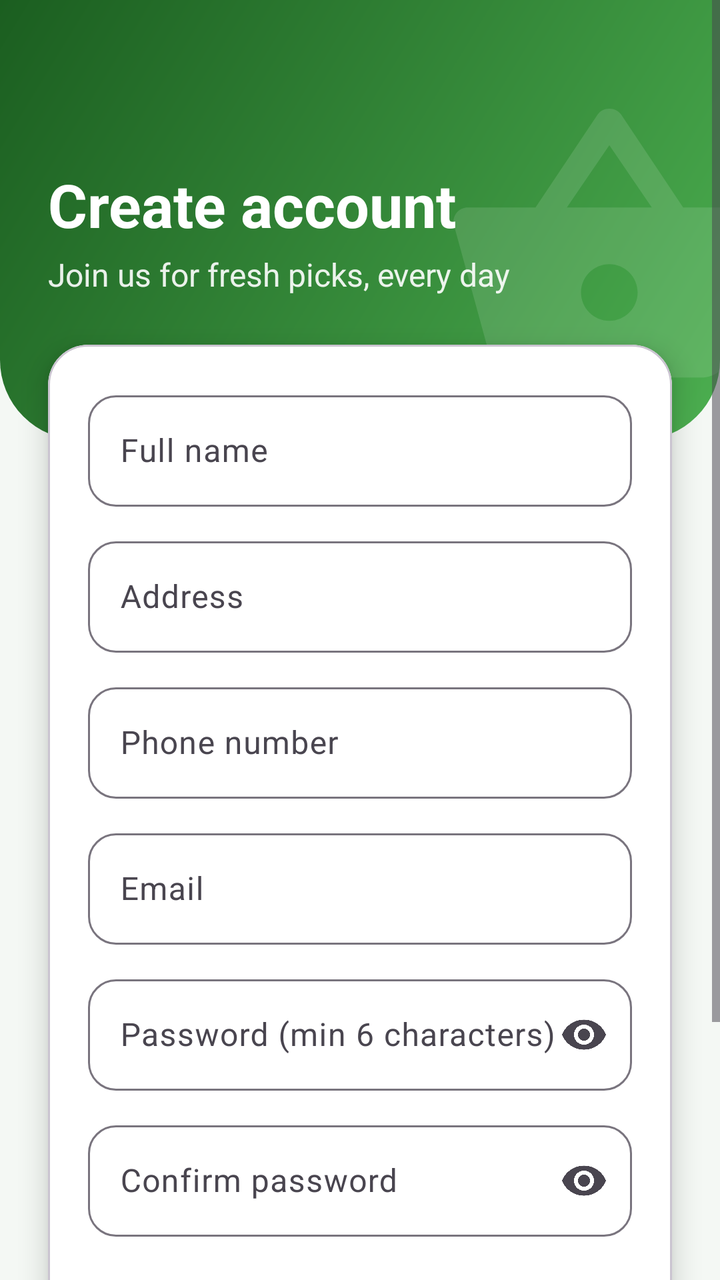
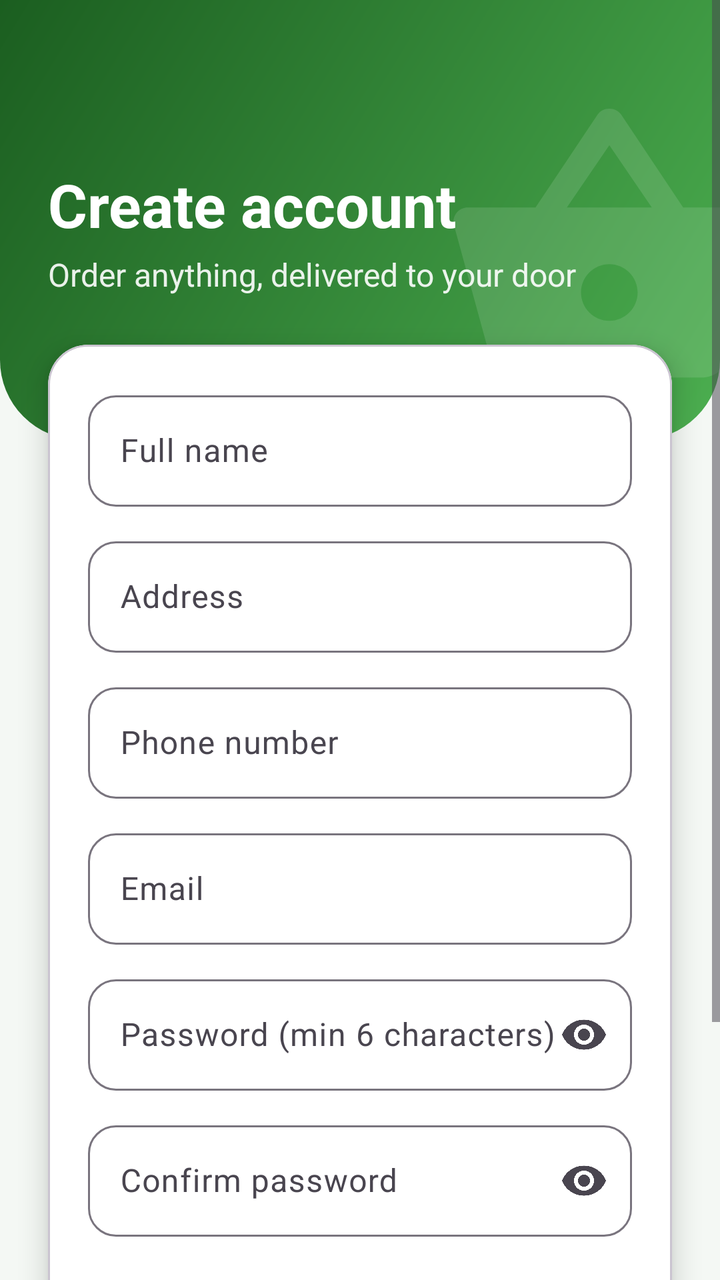

The first picture is an Android layout as it rendered before a commit; the second is the same layout after the commit. The layout source and the unified diff follow.
<!-- AndroidManifest.xml: application theme Theme.GroceryApp -->
<!-- res/layout/activity_signup.xml -->
<ScrollView xmlns:android="http://schemas.android.com/apk/res/android" xmlns:app="http://schemas.android.com/apk/res-auto" android:layout_width="match_parent" android:layout_height="match_parent" android:background="@color/welcome_background" android:fillViewport="true">
    <LinearLayout android:layout_width="match_parent" android:layout_height="wrap_content" android:orientation="vertical" android:paddingBottom="32dp">
        <FrameLayout android:layout_width="match_parent" android:layout_height="220dp" android:background="@drawable/header_background">
            <ImageView android:layout_width="170dp" android:layout_height="170dp" android:layout_gravity="end|top" android:layout_marginTop="40dp" android:layout_marginEnd="-30dp" android:alpha="0.12" android:importantForAccessibility="no" android:src="@drawable/ic_basket"/>
            <LinearLayout android:layout_width="match_parent" android:layout_height="wrap_content" android:layout_gravity="bottom" android:orientation="vertical" android:paddingHorizontal="24dp" android:paddingBottom="72dp">
                <TextView android:layout_width="wrap_content" android:layout_height="wrap_content" android:text="Create account" android:textColor="@color/white" android:textSize="30sp" android:textStyle="bold"/>
                <TextView android:layout_width="wrap_content" android:layout_height="wrap_content" android:layout_marginTop="4dp" android:text="Join us for fresh picks, every day" android:textColor="#E6FFFFFF" android:textSize="16sp"/>
            </LinearLayout>
        </FrameLayout>
        <com.google.android.material.card.MaterialCardView android:layout_width="match_parent" android:layout_height="wrap_content" android:layout_marginStart="24dp" android:layout_marginTop="-48dp" android:layout_marginEnd="24dp" app:cardBackgroundColor="@color/white" app:cardCornerRadius="20dp" app:cardElevation="8dp">
            <LinearLayout android:layout_width="match_parent" android:layout_height="wrap_content" android:orientation="vertical" android:padding="20dp">
                <com.google.android.material.textfield.TextInputLayout android:id="@+id/tilName" style="@style/Widget.GroceryApp.TextInputLayout" android:layout_width="match_parent" android:layout_height="wrap_content" android:layout_marginTop="0dp" android:hint="Full name">
                    <com.google.android.material.textfield.TextInputEditText android:id="@+id/etName" android:layout_width="match_parent" android:layout_height="wrap_content" android:inputType="textPersonName" android:textColor="@color/text_primary"/>
                </com.google.android.material.textfield.TextInputLayout>
                <com.google.android.material.textfield.TextInputLayout android:id="@+id/tilAddress" style="@style/Widget.GroceryApp.TextInputLayout" android:layout_width="match_parent" android:layout_height="wrap_content" android:layout_marginTop="12dp" android:hint="Address">
                    <com.google.android.material.textfield.TextInputEditText android:id="@+id/etAddress" android:layout_width="match_parent" android:layout_height="wrap_content" android:inputType="textPostalAddress" android:textColor="@color/text_primary"/>
                </com.google.android.material.textfield.TextInputLayout>
                <com.google.android.material.textfield.TextInputLayout android:id="@+id/tilPhone" style="@style/Widget.GroceryApp.TextInputLayout" android:layout_width="match_parent" android:layout_height="wrap_content" android:layout_marginTop="12dp" android:hint="Phone number">
                    <com.google.android.material.textfield.TextInputEditText android:id="@+id/etPhone" android:layout_width="match_parent" android:layout_height="wrap_content" android:inputType="phone" android:textColor="@color/text_primary"/>
                </com.google.android.material.textfield.TextInputLayout>
                <com.google.android.material.textfield.TextInputLayout android:id="@+id/tilEmail" style="@style/Widget.GroceryApp.TextInputLayout" android:layout_width="match_parent" android:layout_height="wrap_content" android:layout_marginTop="12dp" android:hint="Email">
                    <com.google.android.material.textfield.TextInputEditText android:id="@+id/etEmail" android:layout_width="match_parent" android:layout_height="wrap_content" android:inputType="textEmailAddress" android:textColor="@color/text_primary"/>
                </com.google.android.material.textfield.TextInputLayout>
                <com.google.android.material.textfield.TextInputLayout android:id="@+id/tilPassword" style="@style/Widget.GroceryApp.TextInputLayout" android:layout_width="match_parent" android:layout_height="wrap_content" android:layout_marginTop="12dp" android:hint="Password (min 6 characters)" app:endIconMode="password_toggle">
                    <com.google.android.material.textfield.TextInputEditText android:id="@+id/etPassword" android:layout_width="match_parent" android:layout_height="wrap_content" android:inputType="textPassword" android:textColor="@color/text_primary"/>
                </com.google.android.material.textfield.TextInputLayout>
                <com.google.android.material.textfield.TextInputLayout android:id="@+id/tilConfirm" style="@style/Widget.GroceryApp.TextInputLayout" android:layout_width="match_parent" android:layout_height="wrap_content" android:layout_marginTop="12dp" android:hint="Confirm password" app:endIconMode="password_toggle">
                    <com.google.android.material.textfield.TextInputEditText android:id="@+id/etConfirm" android:layout_width="match_parent" android:layout_height="wrap_content" android:inputType="textPassword" android:textColor="@color/text_primary"/>
                </com.google.android.material.textfield.TextInputLayout>
                <Button android:id="@+id/btnSignUp" style="@style/Widget.GroceryApp.Button" android:layout_width="match_parent" android:layout_height="wrap_content" android:layout_marginTop="20dp" android:text="Sign up"/>
            </LinearLayout>
        </com.google.android.material.card.MaterialCardView>
        <TextView android:id="@+id/tvGoLogin" android:layout_width="wrap_content" android:layout_height="wrap_content" android:layout_gravity="center_horizontal" android:layout_marginTop="20dp" android:padding="8dp" android:text="Already have an account? Log in" android:textColor="@color/green_primary" android:textSize="14sp" android:textStyle="bold"/>
    </LinearLayout>
</ScrollView>
<!-- resources referenced by this layout -->
<resources>
  <color name="green_primary">#2E7D32</color>
  <color name="text_primary">#1A1A1A</color>
  <color name="welcome_background">#F4F8F4</color>
  <color name="white">#FFFFFFFF</color>
  <!-- drawable header_background (drawable) -->
  <?xml version="1.0" encoding="utf-8"?>
  <shape xmlns:android="http://schemas.android.com/apk/res/android"
      android:shape="rectangle">
      <gradient
          android:angle="315"
          android:startColor="#1B5E20"
          android:endColor="#4CAF50"
          android:type="linear" />
      <corners
          android:bottomLeftRadius="40dp"
          android:bottomRightRadius="40dp" />
  </shape>
  <!-- drawable ic_basket (drawable) -->
  <?xml version="1.0" encoding="utf-8"?>
  <vector xmlns:android="http://schemas.android.com/apk/res/android"
      android:width="24dp"
      android:height="24dp"
      android:viewportWidth="24"
      android:viewportHeight="24"
      android:tint="#FFFFFF">
      <path
          android:fillColor="#FFFFFFFF"
          android:pathData="M17.21,9l-4.38,-6.56c-0.19,-0.28 -0.51,-0.42 -0.83,-0.42 -0.32,0 -0.64,0.14 -0.83,0.43L6.79,9H2c-0.55,0 -1,0.45 -1,1 0,0.09 0.01,0.18 0.04,0.27l2.54,9.27c0.23,0.84 1,1.46 1.92,1.46h13c0.92,0 1.69,-0.62 1.93,-1.46l2.54,-9.27L23,10c0,-0.55 -0.45,-1 -1,-1h-4.79zM9,9l3,-4.4L15,9H9zM12,17c-1.1,0 -2,-0.9 -2,-2s0.9,-2 2,-2 2,0.9 2,2 -0.9,2 -2,2z" />
  </vector>
  <style name="Widget.GroceryApp.Button" parent="Widget.Material3.Button">
          <item name="android:minHeight">56dp</item>
          <item name="android:textSize">16sp</item>
          <item name="android:textAllCaps">false</item>
          <item name="cornerRadius">28dp</item>
      </style>
  <style name="Widget.GroceryApp.TextInputLayout" parent="Widget.Material3.TextInputLayout.OutlinedBox">
          <item name="boxCornerRadiusTopStart">14dp</item>
          <item name="boxCornerRadiusTopEnd">14dp</item>
          <item name="boxCornerRadiusBottomStart">14dp</item>
          <item name="boxCornerRadiusBottomEnd">14dp</item>
      </style>
  <style name="Theme.GroceryApp" parent="Base.Theme.GroceryApp" />
  <style name="Base.Theme.GroceryApp" parent="Theme.Material3.Light.NoActionBar">
          <item name="colorPrimary">@color/green_primary</item>
          <item name="colorOnPrimary">@color/white</item>
          <item name="colorPrimaryContainer">@color/green_light</item>
          <item name="colorOnPrimaryContainer">@color/green_dark</item>
          <item name="colorError">@color/danger</item>
      </style>
  <color name="green_light">#E8F5E9</color>
  <color name="green_dark">#1B5E20</color>
  <color name="danger">#C62828</color>
</resources>

<!-- the commit's change to res/layout/activity_signup.xml (unified diff, before → after) -->
@@ -3,8 +3,8 @@
         <FrameLayout android:layout_width="match_parent" android:layout_height="220dp" android:background="@drawable/header_background">
             <ImageView android:layout_width="170dp" android:layout_height="170dp" android:layout_gravity="end|top" android:layout_marginTop="40dp" android:layout_marginEnd="-30dp" android:alpha="0.12" android:importantForAccessibility="no" android:src="@drawable/ic_basket"/>
             <LinearLayout android:layout_width="match_parent" android:layout_height="wrap_content" android:layout_gravity="bottom" android:orientation="vertical" android:paddingHorizontal="24dp" android:paddingBottom="72dp">
-                <TextView android:layout_width="wrap_content" android:layout_height="wrap_content" android:text="Create account" android:textColor="@color/white" android:textSize="30sp" android:textStyle="bold"/>
-                <TextView android:layout_width="wrap_content" android:layout_height="wrap_content" android:layout_marginTop="4dp" android:text="Join us for fresh picks, every day" android:textColor="#E6FFFFFF" android:textSize="16sp"/>
+                <TextView android:id="@+id/tvHeading" android:layout_width="wrap_content" android:layout_height="wrap_content" android:text="Create account" android:textColor="@color/white" android:textSize="30sp" android:textStyle="bold"/>
+                <TextView android:id="@+id/tvSubtitle" android:layout_width="wrap_content" android:layout_height="wrap_content" android:layout_marginTop="4dp" android:text="Order anything, delivered to your door" android:textColor="#E6FFFFFF" android:textSize="16sp"/>
             </LinearLayout>
         </FrameLayout>
         <com.google.android.material.card.MaterialCardView android:layout_width="match_parent" android:layout_height="wrap_content" android:layout_marginStart="24dp" android:layout_marginTop="-48dp" android:layout_marginEnd="24dp" app:cardBackgroundColor="@color/white" app:cardCornerRadius="20dp" app:cardElevation="8dp">
